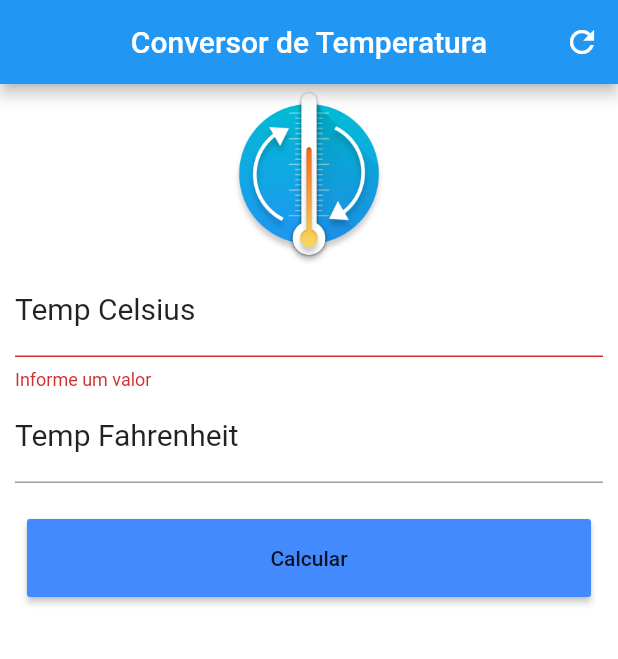
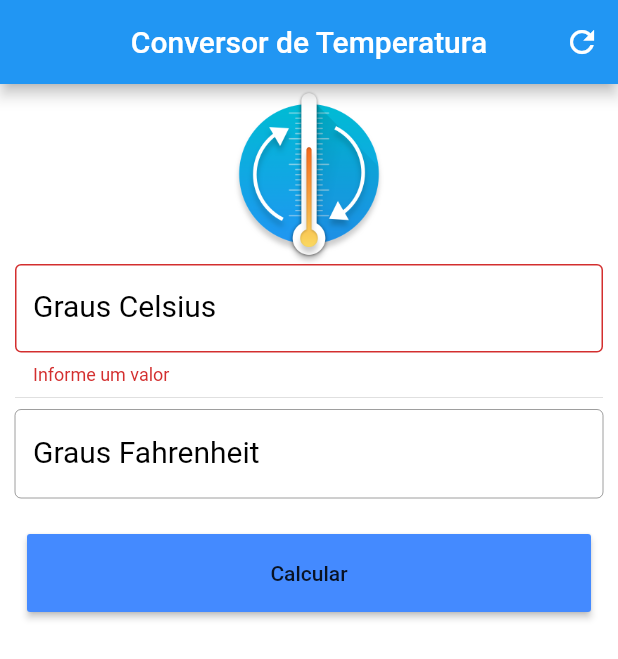
Before and after one commit to ricardom6/conversorTemperatura, a Flutter app: the screen it shows after launch, after a tap on "Calcular", on a phone screen of 412 x 824 dp. Shown: the top 659 px of the screen. Run offline on Flutter 3.47's test engine with Material 2 defaults, Android fonts, the phone set to English and light mode, and no system bars.

Commit message:
concluido exercicio

```diff
--- a/lib/main.dart
+++ b/lib/main.dart
@@ -22,19 +22,22 @@ class _HomeState extends State<Home> {
   void _converter (){
     double celsius = double.parse(celsiusController.text);
     double fahrenheit = celsius * 1.8 +32.0;
-    fahrenheitController.text = fahrenheit.toStringAsFixed(4);
+    fahrenheitController.text = fahrenheit.toStringAsFixed(2);
   }
 
   @override
   Widget build(BuildContext context) {
-    TextStyle styleDecoration = TextStyle(color: Colors.black87, fontSize: 20);
+    TextStyle styleDecoration = TextStyle(color: Colors.blue, fontSize: 20);
     TextStyle styleField = TextStyle(color: Colors.lightBlueAccent);
 
     RaisedButton raisedButton = RaisedButton(
+
       onPressed: (){
         if (_formKey.currentState.validate()){
         _converter();
-        }},
+        }
+        FocusScope.of(context).requestFocus(FocusNode());
+        },
       child: Text("Calcular"),
       color: Colors.blueAccent,
     );
@@ -59,11 +62,14 @@ class _HomeState extends State<Home> {
     );*/
 
     TextFormField tempCelsius = TextFormField(
+      keyboardType: TextInputType.number,
       decoration: InputDecoration(
-        labelText: 'Temp Celsius',
-        labelStyle: styleDecoration,
+        labelText: 'Graus Celsius',
+        labelStyle: TextStyle(color: Colors.black, fontSize: 20),
+        border: OutlineInputBorder(),
+        suffixText: "ºC",
       ),
-      keyboardType: TextInputType.number,
+
       textAlign: TextAlign.center,
       style: styleField,
       controller: celsiusController,
@@ -74,12 +80,15 @@ class _HomeState extends State<Home> {
       },
     );
     TextFormField tempFahrenheit = TextFormField(
+      enabled: false,
+      keyboardType: TextInputType.number,
       decoration: InputDecoration(
-        labelText: 'Temp Fahrenheit',
-        labelStyle: styleDecoration,
+        labelText: 'Graus Fahrenheit',
+        labelStyle: TextStyle(color: Colors.black, fontSize: 20),
+        border: OutlineInputBorder(),
+        suffixText: "ºF",
       ),
       textAlign: TextAlign.center,
-      keyboardType: TextInputType.number,
       style: styleField,
       controller: fahrenheitController,
       /*validator: (value){
@@ -105,6 +114,7 @@ class _HomeState extends State<Home> {
         //icon,
         imgLogo,
         tempCelsius,
+        Divider(),
         tempFahrenheit,
         containerBtn,
       ],
```
